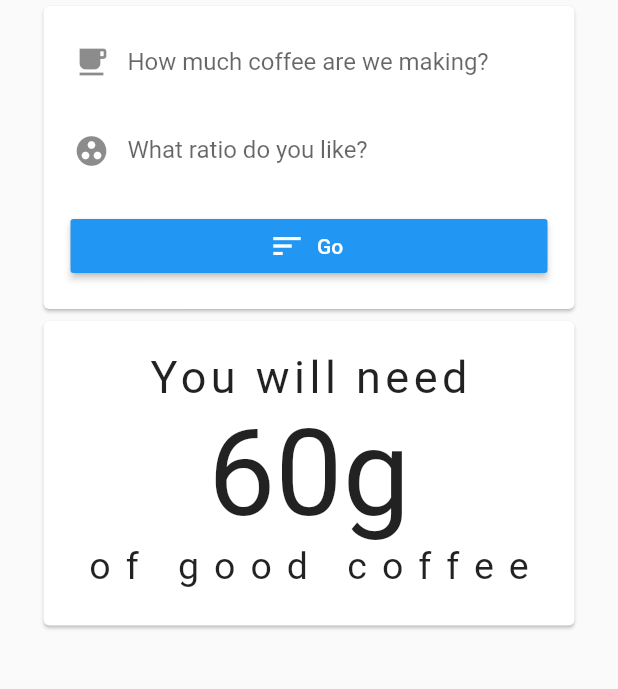
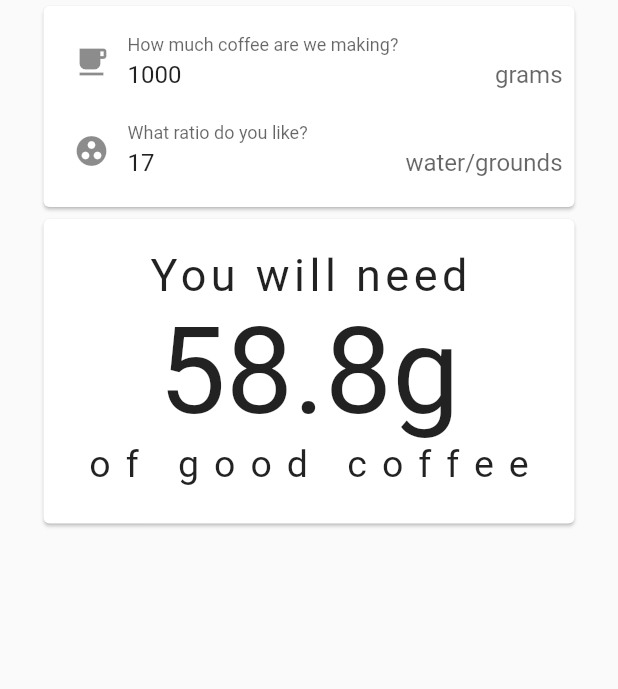
Before and after one commit to bjornnorgaard/brewbrah, a Flutter app: the screen it shows after launch, on a phone screen of 412 x 824 dp, the part 126-815 px from its top. Run offline on Flutter 3.47's test engine with Material 2 defaults, Android fonts, the phone set to English and light mode, and no system bars.

Commit message:
Now actually somewhat works

```diff
--- a/flutter/lib/home_material.dart
+++ b/flutter/lib/home_material.dart
@@ -1,9 +1,37 @@
 import 'package:flutter/cupertino.dart';
 import 'package:flutter/material.dart';
 
-class HomeMaterial extends StatelessWidget {
-  var desiredAmount = 0;
-  var ratio = 0;
+class HomeMaterial extends StatefulWidget {
+  @override
+  State<StatefulWidget> createState() => HomeMaterialState();
+}
+
+class HomeMaterialState extends State<HomeMaterial> {
+  int desiredAmount;
+  int ratio ;
+
+  @override
+  void initState() {
+    super.initState();
+    desiredAmount = 1000;
+    ratio = 17;
+  }
+
+  void desiredAmountUpdated(newValue) {
+    setState(() {
+      if (newValue != 0) {
+        desiredAmount = newValue;
+      }
+    });
+  }
+
+  void ratioUpdated(newValue) {
+    setState(() {
+      if (newValue != 0) {
+        ratio = newValue;
+      }
+    });
+  }
 
   @override
   Widget build(BuildContext context) {
@@ -18,20 +46,20 @@ class HomeMaterial extends StatelessWidget {
                 Center(
                   child: Text("Brew Brah", style: TextStyle(fontSize: 50)),
                 ),
-                BrewForm(),
+                BrewForm(
+                    desiredAmount, desiredAmountUpdated, ratio, ratioUpdated),
                 Card(
                   child: Padding(
                     padding: const EdgeInsets.only(top: 20, bottom: 25),
                     child: Center(
                       child: Column(
-                        // mainAxisAlignment: MainAxisAlignment.center,
                         children: <Widget>[
                           Text(
                             "You will need",
                             style: TextStyle(fontSize: 30, letterSpacing: 3),
                           ),
                           Text(
-                            "60g",
+                            "${(desiredAmount / ratio).toStringAsFixed(1)}g",
                             style: TextStyle(fontSize: 80),
                           ),
                           Text(
@@ -67,6 +95,16 @@ class GoToGithubButton extends StatelessWidget {
 }
 
 class BrewForm extends StatefulWidget {
+  int desiredAmount = 1000;
+  int ratio = 15;
+
+  Function(int) desiredAmountUpdated;
+
+  Function(int) ratioUpdated;
+
+  BrewForm(this.desiredAmount, this.desiredAmountUpdated, this.ratio,
+      this.ratioUpdated);
+
   @override
   State<StatefulWidget> createState() => _BrewFormState();
 }
@@ -86,18 +124,18 @@ class _BrewFormState extends State<BrewForm> {
             children: <Widget>[
               TextFormField(
                 decoration: InputDecoration(
+                  border: InputBorder.none,
                   labelText: "How much coffee are we making?",
                   hintText: "1000 is four big cups",
                   suffixText: "grams",
-                  prefixIcon: Icon(Icons.local_cafe),
-                  border: InputBorder.none,
+                  prefixIcon: Icon(
+                    Icons.local_cafe,
+                  ),
                 ),
                 keyboardType: TextInputType.number,
-                validator: (value) {
-                  if (value.isEmpty) {
-                    return "Enter something dammit";
-                  }
-                  return null;
+                initialValue: "1000",
+                onChanged: (value) {
+                  widget.desiredAmountUpdated(int.parse(value));
                 },
               ),
               TextFormField(
@@ -109,23 +147,11 @@ class _BrewFormState extends State<BrewForm> {
                   border: InputBorder.none,
                 ),
                 keyboardType: TextInputType.number,
-                validator: (value) {
-                  if (value.isEmpty) {
-                    return "Enter something dammit";
-                  }
-                  return null;
+                initialValue: "17",
+                onChanged: (value) {
+                  widget.ratioUpdated(int.parse(value));
                 },
               ),
-              Padding(
-                padding: const EdgeInsets.all(10),
-                child: RaisedButton.icon(
-                  onPressed: () => print("go form"),
-                  icon: Icon(Icons.sort),
-                  label: Text("Go"),
-                  color: Colors.blue,
-                  textColor: Colors.white,
-                ),
-              )
             ],
           ),
         ),
```
